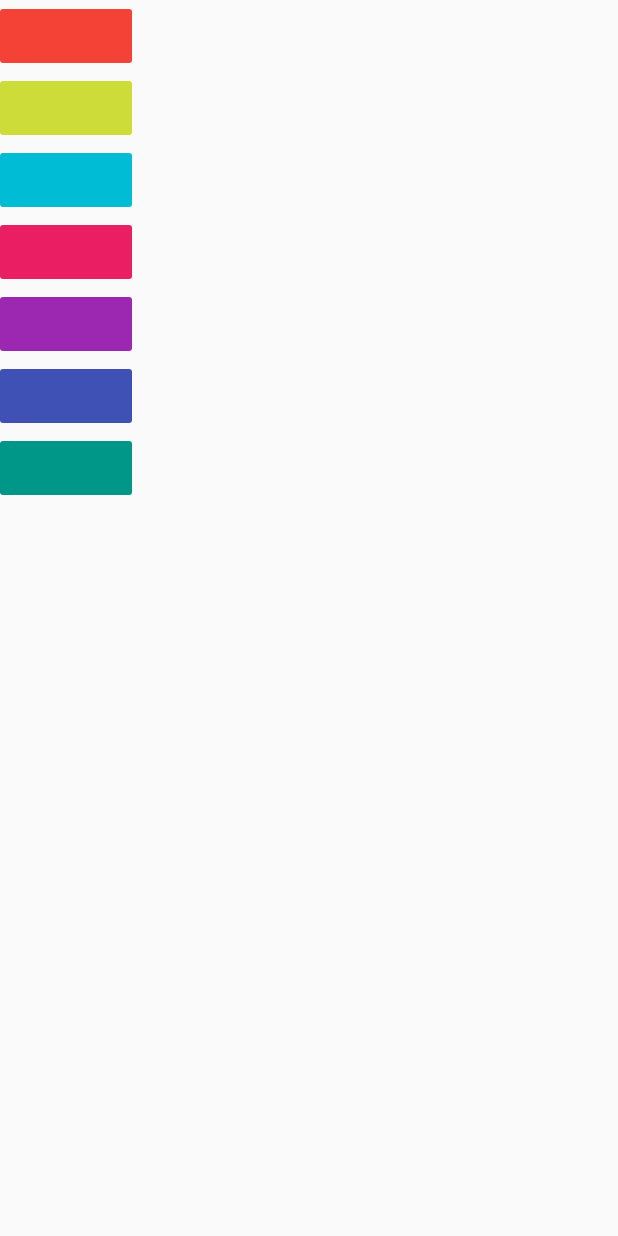
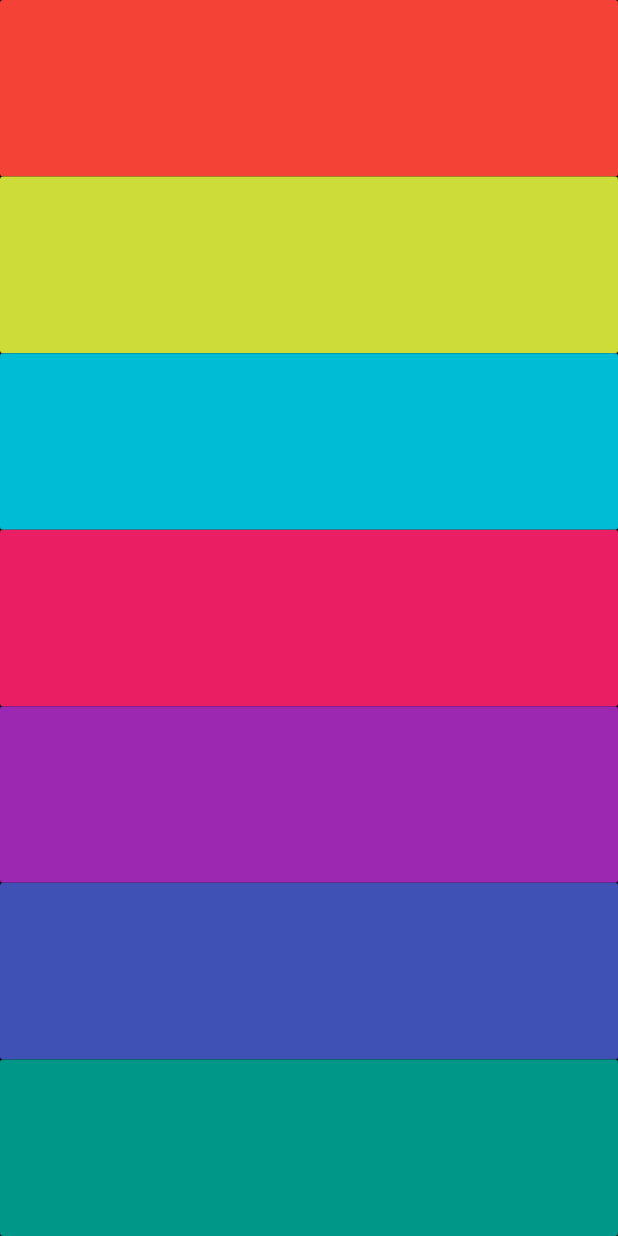
Before and after one commit to mehrbarz/xylophone, a Flutter app: the screen it shows after launch, on a phone screen of 412 x 824 dp. Run offline on Flutter 3.47's test engine with Material 2 defaults, Android fonts, the light colour scheme and no system bars; our stand-ins replace audioplayers.

Commit message:
Expanded widget

```diff
--- a/xylophone/lib/main.dart
+++ b/xylophone/lib/main.dart
@@ -17,50 +17,67 @@ class MyApp extends StatelessWidget {
     return MaterialApp(
       debugShowCheckedModeBanner: false,
       home: Scaffold(
+        backgroundColor: Colors.black,
         body: SafeArea(
           child: Column(
+            crossAxisAlignment: CrossAxisAlignment.stretch,
             children: [
-              FlatButton(
+              Expanded(
+                child: FlatButton(
                   onPressed: () {
                     playSound(1);
                   },
                   color: Colors.red,
                 ),
-              FlatButton(
+              ),
+              Expanded(
+
+                child: FlatButton(
                   onPressed: () {
                     playSound(2);
                   },
                   color: Colors.lime,
                 ),
-              FlatButton(
+              ),
+              Expanded(
+                child: FlatButton(
                   onPressed: () {
                     playSound(3);
                   },
                   color: Colors.cyan,
                 ),
-              FlatButton(
+              ),
+              Expanded(
+                child : FlatButton(
                   onPressed: () {
                     playSound(4);
                   },
                   color: Colors.pink,
                 ),
-              FlatButton(
+              ),
+              Expanded(
+                child: FlatButton(
                   onPressed: () {
                     playSound(5);
                   },
                   color: Colors.purple,
                 ),
-              FlatButton(
+              ),
+              Expanded (
+                child: FlatButton(
                   color: Colors.indigo,
                   onPressed: () {
                     playSound(6);
                   },
                 ),
-              FlatButton(
+              ),
+              Expanded(
+                child: FlatButton(
                   color: Colors.teal,
                   onPressed: () {
                     playSound(7);
                   },
+                ),
               ),
             ],
           ),
```
Lines whose indentation alone changed are shown as unchanged.
